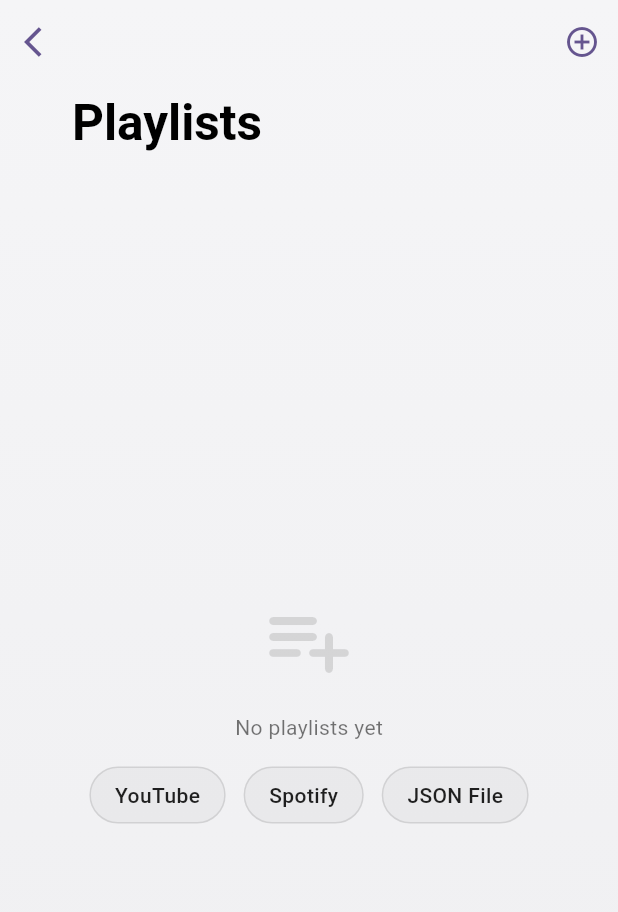
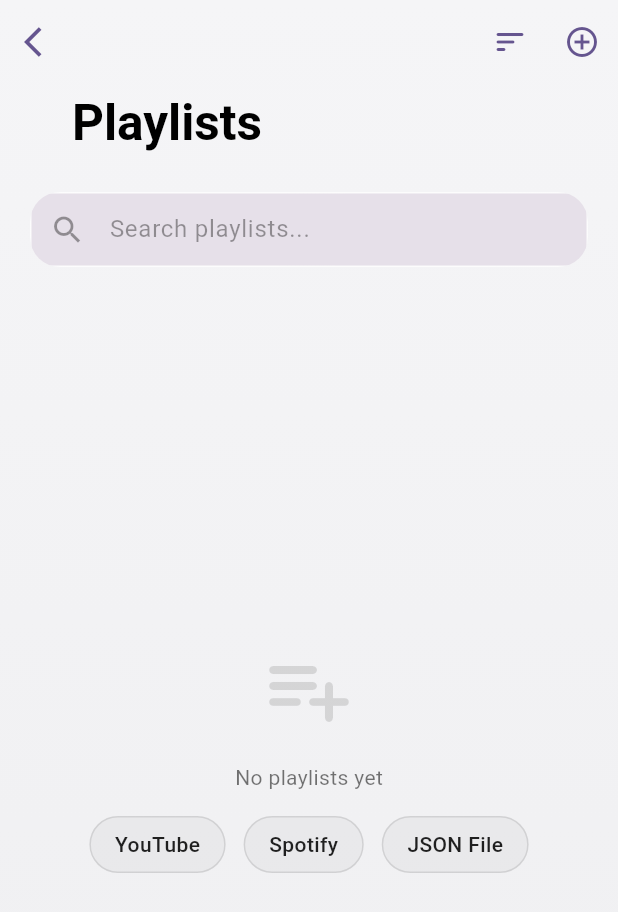
Before and after one commit to Abinanthankv/Isai, a Flutter app: the PlaylistsScreen screen opened directly, on a phone screen of 412 x 824 dp. Shown: the top 912 px of the screen. Run offline on Flutter 3.47's test engine with Material 3 defaults, Android fonts, the light colour scheme and no system bars; drawn by our look-alikes of dynamic_color; our stand-ins replace audio_service, cached_network_image, connectivity_plus, dio, drift, file_picker and 14 more; missing offline and left inert: audio_decoder, audio_session, audiotags, flutter_displaymode, flutter_js, just_audio_media_kit and 6 more; accounts and stored records are empty; generated files the repository leaves out were written again; network calls fail; Roboto replaces fonts that are missing (Roboto Flex); statements that could not run were skipped.

Commit message:
add search bar and sort options to playlists screen
- Convert PlaylistsScreen from ConsumerWidget to ConsumerStatefulWidget
- Add search bar (GlassContainer + TextField) to filter playlists by name
- Add sort PopupMenuButton in app bar with options: Newest, Name (A-Z), Song Count
- Filter and sort playlist list before rendering grid

```diff
--- a/lib/features/music/presentation/playlists_screen.dart
+++ b/lib/features/music/presentation/playlists_screen.dart
@@ -21,11 +21,21 @@
 import 'track_action_sheet.dart';
 import 'music_providers.dart';
 
-class PlaylistsScreen extends ConsumerWidget {
+class PlaylistsScreen extends ConsumerStatefulWidget {
   const PlaylistsScreen({super.key});
 
   @override
-  Widget build(BuildContext context, WidgetRef ref) {
+  ConsumerState<PlaylistsScreen> createState() => _PlaylistsScreenState();
+}
+
+enum _PlaylistSortOption { name, newest, songCount }
+
+class _PlaylistsScreenState extends ConsumerState<PlaylistsScreen> {
+  String _searchQuery = '';
+  _PlaylistSortOption _sortBy = _PlaylistSortOption.newest;
+
+  @override
+  Widget build(BuildContext context) {
     final playlistsAsync = ref.watch(playlistProvider);
     ref.listen(settingsProvider, (prev, next) {
       if (next.eclipseIsValid && (prev == null || !prev.eclipseIsValid)) {
@@ -66,6 +76,46 @@
                 onPressed: () => Navigator.pop(context),
               ),
               actions: [
+                PopupMenuButton<_PlaylistSortOption>(
+                  icon: Icon(Icons.sort_rounded, color: Theme.of(context).colorScheme.primary),
+                  onSelected: (option) {
+                    setState(() {
+                      _sortBy = option;
+                    });
+                  },
+                  itemBuilder: (context) => [
+                    PopupMenuItem(
+                      value: _PlaylistSortOption.newest,
+                      child: Row(
+                        children: [
+                          Icon(Icons.history_rounded, size: 18, color: _sortBy == _PlaylistSortOption.newest ? Theme.of(context).colorScheme.primary : Colors.grey),
+                          const SizedBox(width: 8),
+                          Text('Newest', style: TextStyle(color: isDark ? Colors.white : Colors.black, fontWeight: _sortBy == _PlaylistSortOption.newest ? FontWeight.bold : FontWeight.normal)),
+                        ],
+                      ),
+                    ),
+                    PopupMenuItem(
+                      value: _PlaylistSortOption.name,
+                      child: Row(
+                        children: [
+                          Icon(Icons.sort_by_alpha_rounded, size: 18, color: _sortBy == _PlaylistSortOption.name ? Theme.of(context).colorScheme.primary : Colors.grey),
+                          const SizedBox(width: 8),
+                          Text('Name (A-Z)', style: TextStyle(color: isDark ? Colors.white : Colors.black, fontWeight: _sortBy == _PlaylistSortOption.name ? FontWeight.bold : FontWeight.normal)),
+                        ],
+                      ),
+                    ),
+                    PopupMenuItem(
+                      value: _PlaylistSortOption.songCount,
+                      child: Row(
+                        children: [
+                          Icon(Icons.music_note_rounded, size: 18, color: _sortBy == _PlaylistSortOption.songCount ? Theme.of(context).colorScheme.primary : Colors.grey),
+                          const SizedBox(width: 8),
+                          Text('Song Count', style: TextStyle(color: isDark ? Colors.white : Colors.black, fontWeight: _sortBy == _PlaylistSortOption.songCount ? FontWeight.bold : FontWeight.normal)),
+                        ],
+                      ),
+                    ),
+                  ],
+                ),
                 IconButton(
                   icon: Icon(Icons.add_circle_outline, color: Theme.of(context).colorScheme.primary),
                   onPressed: () => _showImportOptions(context, ref),
@@ -83,9 +133,48 @@
                 titlePadding: const EdgeInsetsDirectional.only(start: 48, bottom: 16),
               ),
             ),
+
+            // Search Bar
+            SliverToBoxAdapter(
+              child: Padding(
+                padding: const EdgeInsets.symmetric(horizontal: 20, vertical: 8),
+                child: GlassContainer(
+                  child: TextField(
+                    onChanged: (v) => setState(() => _searchQuery = v),
+                    decoration: InputDecoration(
+                      hintText: 'Search playlists...',
+                      hintStyle: TextStyle(color: isDark ? Colors.white54 : Colors.black38),
+                      prefixIcon: Icon(Icons.search, color: isDark ? Colors.white54 : Colors.black38),
+                      border: InputBorder.none,
+                      contentPadding: const EdgeInsets.symmetric(vertical: 12),
+                    ),
+                    style: TextStyle(color: isDark ? Colors.white : Colors.black),
+                  ),
+                ),
+              ),
+            ),
+
             playlistsAsync.when(
               data: (allPlaylists) {
-                final playlists = allPlaylists.where((p) => p.playlist.sourceUrl == null || !p.playlist.sourceUrl!.contains('album_')).toList();
+                var playlists = allPlaylists.where((p) => p.playlist.sourceUrl == null || !p.playlist.sourceUrl!.contains('album_')).toList();
+
+                // Apply search filter
+                if (_searchQuery.isNotEmpty) {
+                  final query = _searchQuery.toLowerCase();
+                  playlists = playlists.where((p) =>
+                    p.playlist.name.toLowerCase().contains(query)
+                  ).toList();
+                }
+
+                // Apply sort
+                if (_sortBy == _PlaylistSortOption.name) {
+                  playlists.sort((a, b) => a.playlist.name.toLowerCase().compareTo(b.playlist.name.toLowerCase()));
+                } else if (_sortBy == _PlaylistSortOption.newest) {
+                  playlists.sort((a, b) => b.playlist.id.compareTo(a.playlist.id));
+                } else if (_sortBy == _PlaylistSortOption.songCount) {
+                  playlists.sort((a, b) => b.count.compareTo(a.count));
+                }
+
                 final isEmpty = playlists.isEmpty;
 
                 return isEmpty
```
